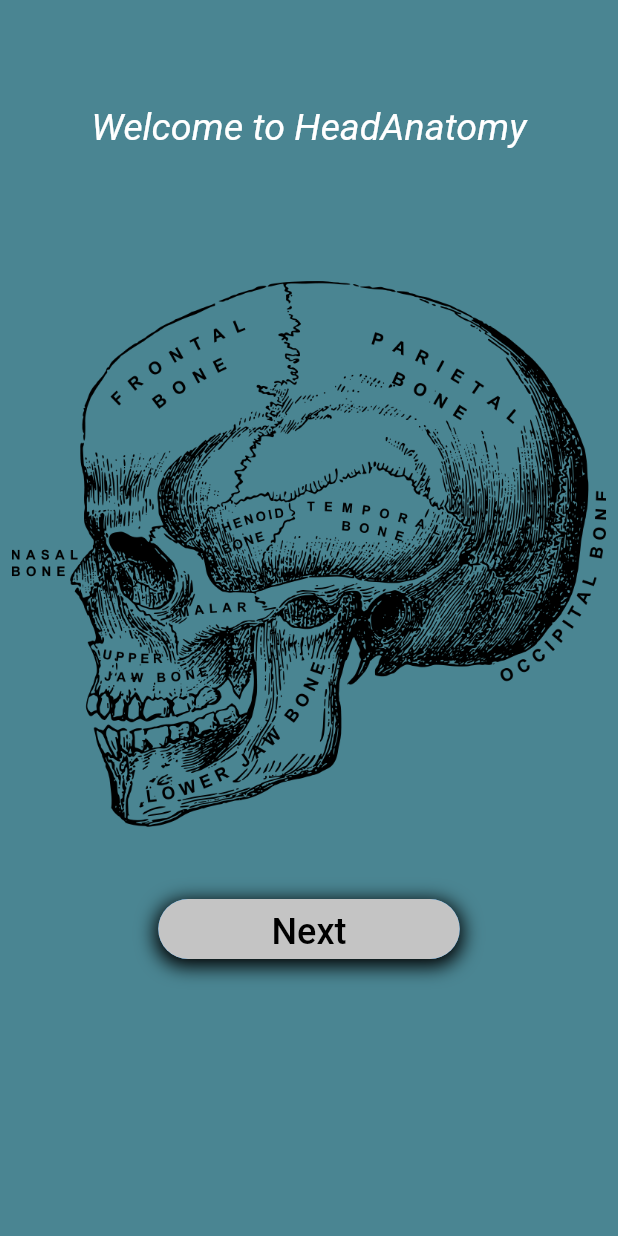
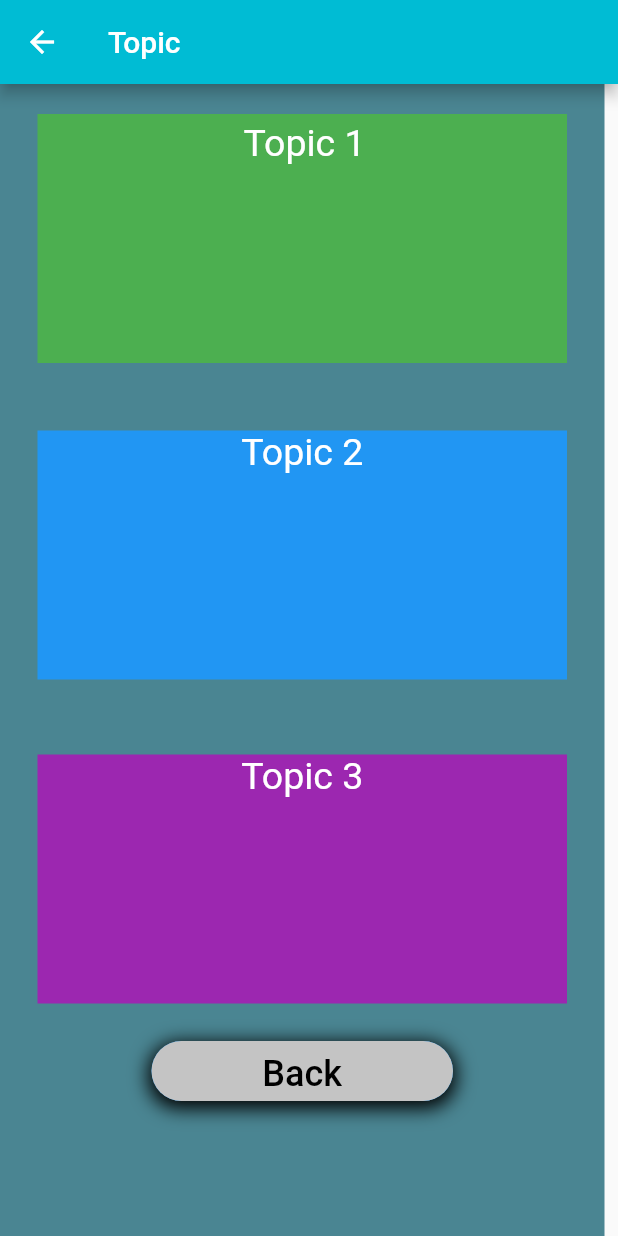
Before and after one commit to AfkarSiddiq/HeadAnatomy, a Flutter app: the screen it shows after launch, after a tap on "Next", on a phone screen of 412 x 824 dp. Run offline on Flutter 3.47's test engine with Material 2 defaults, Android fonts, the phone set to English and light mode, and no system bars; our stand-ins replace from_css_color.

Commit message:
make a topic

```diff
--- a/headanatomi/lib/main.dart
+++ b/headanatomi/lib/main.dart
@@ -1,119 +1,9 @@
 import 'package:flutter/material.dart';
 import 'package:flutter/rendering.dart';
-import 'package:from_css_color/from_css_color.dart';
+import 'package:headanatomi/topic/home_view.dart';
 
-void main() => runApp(MyApp());
-
-class MyApp extends StatelessWidget {
-  @override
-  Widget build(BuildContext context) {
-
-    Widget imageSection = Container(
-      margin: EdgeInsets.all(8.0),
-      child: Image.asset('images/Skull.png'),
-    );
-
-    Widget welcomeText = Container(
-      child: Text(
-        'Welcome to HeadAnatomy',
-        textAlign: TextAlign.center,
-        style: TextStyle(
-          fontStyle: FontStyle.italic,
-          fontSize: 25.0,
-          color: fromCssColor('#ffffff'),
-        ),
-      ),
-    );
-
-
-    Widget textButton = Container(
-      width: 201.0,
-      height: 40.0,
-      decoration: new BoxDecoration(
-            color: Theme.of(context).primaryColor,
-            borderRadius: new BorderRadius.circular(20.0),
-            boxShadow: [
-              BoxShadow(
-                color: Colors.black,
-                spreadRadius: 2,
-                blurRadius: 10,
-                offset: Offset(0, 3), // changes position of shadow
-              )
-            ],
-          ),
-      child: TextButton(
-        style: TextButton.styleFrom(
-          backgroundColor: fromCssColor('#c4c4c4'),
-          shape: RoundedRectangleBorder(
-              borderRadius: BorderRadius.circular(20),
-            ),
-           ),
-          onPressed: () {},
-              child: Text(
-                "Next",
-                style: TextStyle(
-                  fontSize: 24.0,
-                  color: fromCssColor('#000000'),
-                ),
-              ),
-      ),
-    );
-
-
-    Widget emptySpace = Container(
-      child: Column(
-        children: <Widget>[
-          SizedBox(height: 30),
-        ],
-      ),
-    );
-
-    return MaterialApp(
-      title: 'Material Apps',
-      home: Scaffold(
-        body: Container(
-          color: fromCssColor('#4A8592'),
-          child: Column(
-            children: <Widget>[
-              emptySpace,
-              emptySpace2,
-              welcomeText,
-              emptySpace2,
-              emptySpace2,
-              imageSection,
-              emptySpace2,
-              textButton,
-            ],
-          ),
-        )
-      ),
-      debugShowCheckedModeBanner: false,
-    );
-  }
-
-
-Widget emptySpace2 = Container(
-  child: Column(
-    children: <Widget>[
-      SizedBox(height: 40),
-    ],
-  ),
-);
-
-Widget _buildTextSection(
-  String text,
-  double textSize,
-  double paddingTop,
-) {
-  return Container(
-    color: fromCssColor('#4A8592'),
-    padding: EdgeInsets.only(top: paddingTop),
-    child: Text(
-      text,
-      style: TextStyle(
-        fontSize: textSize,
-      ),
-    ),
-  );
-}
-}
+void main() => runApp(MaterialApp(
+  title: 'Welcome Tab',
+  home: MyApp(),
+  debugShowCheckedModeBanner: false,
+));
--- /dev/null
+++ b/headanatomi/lib/topic/home_view.dart
@@ -0,0 +1,122 @@
+import 'package:flutter/material.dart';
+import 'package:headanatomi/main.dart';
+import 'package:from_css_color/from_css_color.dart';
+import 'package:headanatomi/topic/subtopic.dart';
+
+class MyApp extends StatelessWidget {
+  @override
+  Widget build(BuildContext context) {
+
+    Widget imageSection = Container(
+      margin: EdgeInsets.all(8.0),
+      child: Image.asset('images/Skull.png'),
+    );
+
+    Widget welcomeText = Container(
+      child: Text(
+        'Welcome to HeadAnatomy',
+        textAlign: TextAlign.center,
+        style: TextStyle(
+          fontSize: 25.0,
+          color: fromCssColor('#ffffff'),
+        ),
+      ),
+    );
+
+
+    Widget textButton = Container(
+      width: 201.0,
+      height: 40.0,
+      decoration: new BoxDecoration(
+            color: Theme.of(context).primaryColor,
+            borderRadius: new BorderRadius.circular(20.0),
+            boxShadow: [
+              BoxShadow(
+                color: Colors.black,
+                spreadRadius: 2,
+                blurRadius: 10,
+                offset: Offset(0, 3), // changes position of shadow
+              )
+            ],
+          ),
+      child: TextButton(
+        style: TextButton.styleFrom(
+          backgroundColor: fromCssColor('#c4c4c4'),
+          shape: RoundedRectangleBorder(
+              borderRadius: BorderRadius.circular(20),
+            ),
+           ),
+          onPressed: () {
+            Navigator.push(
+              context,
+              MaterialPageRoute(builder: (context) => topic()),
+            );
+          },
+              child: Text(
+                "Next",
+                style: TextStyle(
+                  fontSize: 24.0,
+                  color: fromCssColor('#000000'),
+                ),
+              ),
+      ),
+    );
+
+
+    Widget emptySpace = Container(
+      child: Column(
+        children: <Widget>[
+          SizedBox(height: 30),
+        ],
+      ),
+    );
+
+    return MaterialApp(
+      title: 'Material Apps',
+      home: Scaffold(
+        body: Container(
+          color: fromCssColor('#4A8592'),
+          child: Column(
+            children: <Widget>[
+              emptySpace,
+              emptySpace2,
+              welcomeText,
+              emptySpace2,
+              emptySpace2,
+              imageSection,
+              emptySpace2,
+              textButton,
+            ],
+          ),
+        )
+      ),
+      debugShowCheckedModeBanner: false,
+    );
+  }
+
+
+Widget emptySpace2 = Container(
+  child: Column(
+    children: <Widget>[
+      SizedBox(height: 40),
+    ],
+  ),
+);
+
+Widget _buildTextSection(
+  String text,
+  double textSize,
+  double paddingTop,
+) {
+  return Container(
+    color: fromCssColor('#4A8592'),
+    padding: EdgeInsets.only(top: paddingTop),
+    child: Text(
+      text,
+      style: TextStyle(
+        fontSize: textSize,
+      ),
+    ),
+  );
+}
+}
--- /dev/null
+++ b/headanatomi/lib/topic/subtopic.dart
@@ -0,0 +1,122 @@
+import 'package:flutter/material.dart';
+import 'package:from_css_color/from_css_color.dart';
+import 'package:headanatomi/topic/home_view.dart';
+
+class topic extends StatefulWidget {
+  const topic({Key? key}) : super(key: key);
+
+  @override
+  State<topic> createState() => _topicState();
+}
+
+class _topicState extends State<topic> {
+  @override
+  Widget build(BuildContext context) {
+    return Container(
+      child: Scaffold(
+        appBar: AppBar(
+          title: Text("Topic"),
+          backgroundColor: fromCssColor("#00bcd4"),
+        ),
+        body: Container(
+
+          color: fromCssColor('#4A8592'),
+          child: Column(
+            children: <Widget>[
+              Column(
+                mainAxisAlignment: MainAxisAlignment.center,
+                //ROW 1
+                children: [
+                  Container(
+                     padding: EdgeInsets.fromLTRB(8.0, 5.0, 5.0, 6.0),
+                      margin: EdgeInsets.all(20),
+                      width: 353.0,
+                      height: 166.0,
+                      color: Colors.green,
+                      //Make a background to the container
+                      // decoration: BoxDecoration(
+                      //   image: DecorationImage(
+                      //     image: AssetImage("images/Skull.png"),
+                      //     fit: BoxFit.fill,
+                      //   ),
+                      // ),
+                      child: Text(
+                        'Topic 1',
+                        style: TextStyle(
+                          fontSize: 25.0,
+                          color: fromCssColor('#ffffff'),
+                        ),
+                        textAlign: TextAlign.center,
+                      )),
+                  Container(
+                      width: 353.0,
+                      height: 166.0,
+                      color: Colors.blue,
+                      margin: EdgeInsets.all(25.0),
+                      child: Text(
+                        'Topic 2',
+                        style: TextStyle(
+                          fontSize: 25.0,
+                          color: fromCssColor('#ffffff'),
+                        ),
+                        textAlign: TextAlign.center,
+                      )),
+                  Container(
+                      width: 353.0,
+                      height: 166.0,
+                      color: Colors.purple,
+                      margin: EdgeInsets.all(25.0),
+                      child: Text(
+                        'Topic 3',
+                        style: TextStyle(
+                          fontSize: 25.0,
+                          color: fromCssColor('#ffffff'),
+                        ),
+                        textAlign: TextAlign.center,
+                      )),
+                ],
+              ),
+              Container(
+                width: 201.0,
+                height: 40.0,
+                decoration: new BoxDecoration(
+                  color: Theme.of(context).primaryColor,
+                  borderRadius: new BorderRadius.circular(20.0),
+                  boxShadow: [
+                    BoxShadow(
+                      color: Colors.black,
+                      spreadRadius: 2,
+                      blurRadius: 10,
+                      offset: Offset(0, 3), // changes position of shadow
+                    )
+                  ],
+                ),
+                child: TextButton(
+                  style: TextButton.styleFrom(
+                    backgroundColor: fromCssColor('#c4c4c4'),
+                    shape: RoundedRectangleBorder(
+                      borderRadius: BorderRadius.circular(20),
+                    ),
+                  ),
+                  onPressed: () {
+                    Navigator.pop(
+                      context,
+                      MaterialPageRoute(builder: (context) => MyApp()),
+                    );
+                  },
+                  child: Text(
+                    "Back",
+                    style: TextStyle(
+                      fontSize: 24.0,
+                      color: fromCssColor('#000000'),
+                    ),
+                  ),
+                ),
+              ),
+            ],
+          ),
+        ),
+      ),
+    );
+  }
+}
```
Also changed, not shown: headanatomi/pubspec.yaml (+4 -4 lines).
